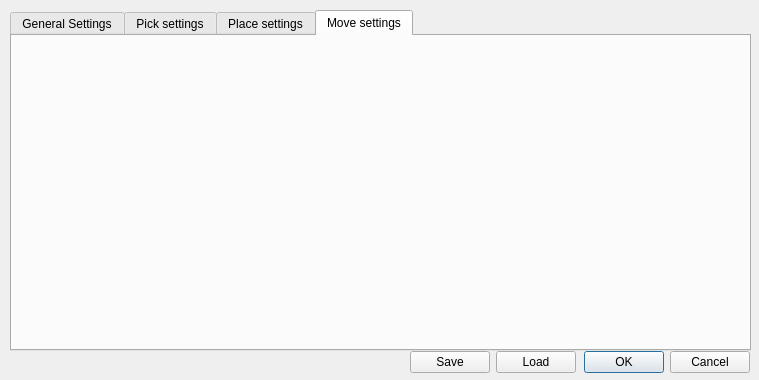
Qt form ui/rrtconnectdialog.ui (zohannn/motion_manager) before a commit.
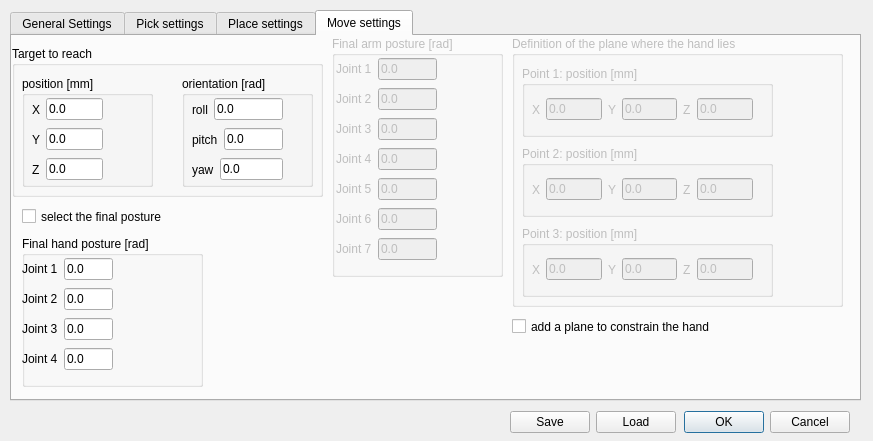
The same form after that commit. The open tabs and pages were chosen to show the change.

The edit to the form file:
```diff
--- a/ui/rrtconnectdialog.ui
+++ b/ui/rrtconnectdialog.ui
@@ -6,8 +6,8 @@
    <rect>
     <x>0</x>
     <y>0</y>
-    <width>759</width>
-    <height>380</height>
+    <width>873</width>
+    <height>441</height>
    </rect>
   </property>
   <property name="windowTitle">
@@ -18,8 +18,8 @@
     <rect>
      <x>10</x>
      <y>10</y>
-     <width>741</width>
-     <height>341</height>
+     <width>851</width>
+     <height>391</height>
     </rect>
    </property>
    <property name="currentIndex">
@@ -686,13 +686,738 @@
     <attribute name="title">
      <string>Move settings</string>
     </attribute>
+    <widget class="QCheckBox" name="checkBox_add_plane">
+     <property name="geometry">
+      <rect>
+       <x>500</x>
+       <y>280</y>
+       <width>241</width>
+       <height>21</height>
+      </rect>
+     </property>
+     <property name="text">
+      <string>add a plane to constrain the hand  </string>
+     </property>
+    </widget>
+    <widget class="QGroupBox" name="groupBox_final_arm">
+     <property name="enabled">
+      <bool>false</bool>
+     </property>
+     <property name="geometry">
+      <rect>
+       <x>320</x>
+       <y>0</y>
+       <width>171</width>
+       <height>241</height>
+      </rect>
+     </property>
+     <property name="title">
+      <string>Final arm posture [rad]</string>
+     </property>
+     <widget class="QWidget" name="layoutWidget_2">
+      <property name="geometry">
+       <rect>
+        <x>4</x>
+        <y>20</y>
+        <width>101</width>
+        <height>213</height>
+       </rect>
+      </property>
+      <layout class="QVBoxLayout" name="verticalLayout_6">
+       <item>
+        <layout class="QHBoxLayout" name="horizontalLayout_46">
+         <item>
+          <widget class="QLabel" name="label_131">
+           <property name="text">
+            <string>Joint 1</string>
+           </property>
+          </widget>
+         </item>
+         <item>
+          <widget class="QLineEdit" name="lineEdit_final_arm_1">
+           <property name="text">
+            <string>0.0</string>
+           </property>
+          </widget>
+         </item>
+        </layout>
+       </item>
+       <item>
+        <layout class="QHBoxLayout" name="horizontalLayout_45">
+         <item>
+          <widget class="QLabel" name="label_132">
+           <property name="text">
+            <string>Joint 2</string>
+           </property>
+          </widget>
+         </item>
+         <item>
+          <widget class="QLineEdit" name="lineEdit_final_arm_2">
+           <property name="text">
+            <string>0.0</string>
+           </property>
+          </widget>
+         </item>
+        </layout>
+       </item>
+       <item>
+        <layout class="QHBoxLayout" name="horizontalLayout_44">
+         <item>
+          <widget class="QLabel" name="label_133">
+           <property name="text">
+            <string>Joint 3</string>
+           </property>
+          </widget>
+         </item>
+         <item>
+          <widget class="QLineEdit" name="lineEdit_final_arm_3">
+           <property name="text">
+            <string>0.0</string>
+           </property>
+          </widget>
+         </item>
+        </layout>
+       </item>
+       <item>
+        <layout class="QHBoxLayout" name="horizontalLayout_28">
+         <item>
+          <widget class="QLabel" name="label_134">
+           <property name="text">
+            <string>Joint 4</string>
+           </property>
+          </widget>
+         </item>
+         <item>
+          <widget class="QLineEdit" name="lineEdit_final_arm_4">
+           <property name="text">
+            <string>0.0</string>
+           </property>
+          </widget>
+         </item>
+        </layout>
+       </item>
+       <item>
+        <layout class="QHBoxLayout" name="horizontalLayout_27">
+         <item>
+          <widget class="QLabel" name="label_135">
+           <property name="text">
+            <string>Joint 5</string>
+           </property>
+          </widget>
+         </item>
+         <item>
+          <widget class="QLineEdit" name="lineEdit_final_arm_5">
+           <property name="text">
+            <string>0.0</string>
+           </property>
+          </widget>
+         </item>
+        </layout>
+       </item>
+       <item>
+        <layout class="QHBoxLayout" name="horizontalLayout_25">
+         <item>
+          <widget class="QLabel" name="label_136">
+           <property name="text">
+            <string>Joint 6</string>
+           </property>
+          </widget>
+         </item>
+         <item>
+          <widget class="QLineEdit" name="lineEdit_final_arm_6">
+           <property name="text">
+            <string>0.0</string>
+           </property>
+          </widget>
+         </item>
+        </layout>
+       </item>
+       <item>
+        <layout class="QHBoxLayout" name="horizontalLayout_19">
+         <item>
+          <widget class="QLabel" name="label_137">
+           <property name="text">
+            <string>Joint 7</string>
+           </property>
+          </widget>
+         </item>
+         <item>
+          <widget class="QLineEdit" name="lineEdit_final_arm_7">
+           <property name="text">
+            <string>0.0</string>
+           </property>
+          </widget>
+         </item>
+        </layout>
+       </item>
+      </layout>
+     </widget>
+    </widget>
+    <widget class="QGroupBox" name="groupBox_plane">
+     <property name="enabled">
+      <bool>false</bool>
+     </property>
+     <property name="geometry">
+      <rect>
+       <x>500</x>
+       <y>0</y>
+       <width>331</width>
+       <height>271</height>
+      </rect>
+     </property>
+     <property name="title">
+      <string>Definition of the plane where the hand lies </string>
+     </property>
+     <widget class="QGroupBox" name="groupBox_plane_point_1">
+      <property name="geometry">
+       <rect>
+        <x>10</x>
+        <y>30</y>
+        <width>251</width>
+        <height>71</height>
+       </rect>
+      </property>
+      <property name="title">
+       <string>Point 1: position [mm]</string>
+      </property>
+      <widget class="QWidget" name="layoutWidget_3">
+       <property name="geometry">
+        <rect>
+         <x>10</x>
+         <y>30</y>
+         <width>221</width>
+         <height>27</height>
+        </rect>
+       </property>
+       <layout class="QHBoxLayout" name="horizontalLayout_62">
+        <item>
+         <layout class="QHBoxLayout" name="horizontalLayout_55">
+          <item>
+           <widget class="QLabel" name="label_147">
+            <property name="text">
+             <string>X</string>
+            </property>
+           </widget>
+          </item>
+          <item>
+           <widget class="QLineEdit" name="lineEdit_point_1_x">
+            <property name="text">
+             <string>0.0</string>
+            </property>
+           </widget>
+          </item>
+         </layout>
+        </item>
+        <item>
+         <layout class="QHBoxLayout" name="horizontalLayout_53">
+          <item>
+           <widget class="QLabel" name="label_141">
+            <property name="text">
+             <string>Y</string>
+            </property>
+           </widget>
+          </item>
+          <item>
+           <widget class="QLineEdit" name="lineEdit_point_1_y">
+            <property name="text">
+             <string>0.0</string>
+            </property>
+           </widget>
+          </item>
+         </layout>
+        </item>
+        <item>
+         <layout class="QHBoxLayout" name="horizontalLayout_54">
+          <item>
+           <widget class="QLabel" name="label_146">
+            <property name="text">
+             <string>Z</string>
+            </property>
+           </widget>
+          </item>
+          <item>
+           <widget class="QLineEdit" name="lineEdit_point_1_z">
+            <property name="text">
+             <string>0.0</string>
+            </property>
+           </widget>
+          </item>
+         </layout>
+        </item>
+       </layout>
+      </widget>
+     </widget>
+     <widget class="QGroupBox" name="groupBox_plane_point_2">
+      <property name="geometry">
+       <rect>
+        <x>10</x>
+        <y>110</y>
+        <width>251</width>
+        <height>71</height>
+       </rect>
+      </property>
+      <property name="title">
+       <string>Point 2: position [mm]</string>
+      </property>
+      <widget class="QWidget" name="layoutWidget_8">
+       <property name="geometry">
+        <rect>
+         <x>10</x>
+         <y>30</y>
+         <width>221</width>
+         <height>27</height>
+        </rect>
+       </property>
+       <layout class="QHBoxLayout" name="horizontalLayout_63">
+        <item>
+         <layout class="QHBoxLayout" name="horizontalLayout_56">
+          <item>
+           <widget class="QLabel" name="label_148">
+            <property name="text">
+             <string>X</string>
+            </property>
+           </widget>
+          </item>
+          <item>
+           <widget class="QLineEdit" name="lineEdit_point_2_x">
+            <property name="text">
+             <string>0.0</string>
+            </property>
+           </widget>
+          </item>
+         </layout>
+        </item>
+        <item>
+         <layout class="QHBoxLayout" name="horizontalLayout_57">
+          <item>
+           <widget class="QLabel" name="label_149">
+            <property name="text">
+             <string>Y</string>
+            </property>
+           </widget>
+          </item>
+          <item>
+           <widget class="QLineEdit" name="lineEdit_point_2_y">
+            <property name="text">
+             <string>0.0</string>
+            </property>
+           </widget>
+          </item>
+         </layout>
+        </item>
+        <item>
+         <layout class="QHBoxLayout" name="horizontalLayout_58">
+          <item>
+           <widget class="QLabel" name="label_150">
+            <property name="text">
+             <string>Z</string>
+            </property>
+           </widget>
+          </item>
+          <item>
+           <widget class="QLineEdit" name="lineEdit_point_2_z">
+            <property name="text">
+             <string>0.0</string>
+            </property>
+           </widget>
+          </item>
+         </layout>
+        </item>
+       </layout>
+      </widget>
+     </widget>
+     <widget class="QGroupBox" name="groupBox_plane_point_3">
+      <property name="geometry">
+       <rect>
+        <x>10</x>
+        <y>190</y>
+        <width>251</width>
+        <height>71</height>
+       </rect>
+      </property>
+      <property name="title">
+       <string>Point 3: position [mm]</string>
+      </property>
+      <widget class="QWidget" name="layoutWidget_9">
+       <property name="geometry">
+        <rect>
+         <x>10</x>
+         <y>30</y>
+         <width>221</width>
+         <height>27</height>
+        </rect>
+       </property>
+       <layout class="QHBoxLayout" name="horizontalLayout_64">
+        <item>
+         <layout class="QHBoxLayout" name="horizontalLayout_59">
+          <item>
+           <widget class="QLabel" name="label_151">
+            <property name="text">
+             <string>X</string>
+            </property>
+           </widget>
+          </item>
+          <item>
+           <widget class="QLineEdit" name="lineEdit_point_3_x">
+            <property name="text">
+             <string>0.0</string>
+            </property>
+           </widget>
+          </item>
+         </layout>
+        </item>
+        <item>
+         <layout class="QHBoxLayout" name="horizontalLayout_60">
+          <item>
+           <widget class="QLabel" name="label_152">
+            <property name="text">
+             <string>Y</string>
+            </property>
+           </widget>
+          </item>
+          <item>
+           <widget class="QLineEdit" name="lineEdit_point_3_y">
+            <property name="text">
+             <string>0.0</string>
+            </property>
+           </widget>
+          </item>
+         </layout>
+        </item>
+        <item>
+         <layout class="QHBoxLayout" name="horizontalLayout_61">
+          <item>
+           <widget class="QLabel" name="label_153">
+            <property name="text">
+             <string>Z</string>
+            </property>
+           </widget>
+          </item>
+          <item>
+           <widget class="QLineEdit" name="lineEdit_point_3_z">
+            <property name="text">
+             <string>0.0</string>
+            </property>
+           </widget>
+          </item>
+         </layout>
+        </item>
+       </layout>
+      </widget>
+     </widget>
+    </widget>
+    <widget class="QGroupBox" name="groupBox_target">
+     <property name="geometry">
+      <rect>
+       <x>0</x>
+       <y>10</y>
+       <width>311</width>
+       <height>151</height>
+      </rect>
+     </property>
+     <property name="title">
+      <string>Target to reach</string>
+     </property>
+     <widget class="QGroupBox" name="groupBox_target_pos">
+      <property name="geometry">
+       <rect>
+        <x>10</x>
+        <y>30</y>
+        <width>131</width>
+        <height>111</height>
+       </rect>
+      </property>
+      <property name="title">
+       <string>position [mm]</string>
+      </property>
+      <widget class="QWidget" name="layoutWidget_20">
+       <property name="geometry">
+        <rect>
+         <x>10</x>
+         <y>50</y>
+         <width>71</width>
+         <height>27</height>
+        </rect>
+       </property>
+       <layout class="QHBoxLayout" name="horizontalLayout_41">
+        <item>
+         <widget class="QLabel" name="label_128">
+          <property name="text">
+           <string>Y</string>
+          </property>
+         </widget>
+        </item>
+        <item>
+         <widget class="QLineEdit" name="lineEdit_target_y">
+          <property name="text">
+           <string>0.0</string>
+          </property>
+         </widget>
+        </item>
+       </layout>
+      </widget>
+      <widget class="QWidget" name="layoutWidget_21">
+       <property name="geometry">
+        <rect>
+         <x>10</x>
+         <y>80</y>
+         <width>71</width>
+         <height>27</height>
+        </rect>
+       </property>
+       <layout class="QHBoxLayout" name="horizontalLayout_42">
+        <item>
+         <widget class="QLabel" name="label_129">
+          <property name="text">
+           <string>Z</string>
+          </property>
+         </widget>
+        </item>
+        <item>
+         <widget class="QLineEdit" name="lineEdit_target_z">
+          <property name="text">
+           <string>0.0</string>
+          </property>
+         </widget>
+        </item>
+       </layout>
+      </widget>
+      <widget class="QWidget" name="layoutWidget_eng_tol_pos_7">
+       <property name="geometry">
+        <rect>
+         <x>10</x>
+         <y>20</y>
+         <width>71</width>
+         <height>27</height>
+        </rect>
+       </property>
+       <layout class="QHBoxLayout" name="horizontalLayout_43">
+        <item>
+         <widget class="QLabel" name="label_130">
+          <property name="text">
+           <string>X</string>
+          </property>
+         </widget>
+        </item>
+        <item>
+         <widget class="QLineEdit" name="lineEdit_target_x">
+          <property name="text">
+           <string>0.0</string>
+          </property>
+         </widget>
+        </item>
+       </layout>
+      </widget>
+     </widget>
+     <widget class="QGroupBox" name="groupBox_target_orientation">
+      <property name="geometry">
+       <rect>
+        <x>170</x>
+        <y>30</y>
+        <width>131</width>
+        <height>111</height>
+       </rect>
+      </property>
+      <property name="title">
+       <string>orientation [rad]</string>
+      </property>
+      <widget class="QWidget" name="layoutWidget_22">
+       <property name="geometry">
+        <rect>
+         <x>10</x>
+         <y>50</y>
+         <width>91</width>
+         <height>27</height>
+        </rect>
+       </property>
+       <layout class="QHBoxLayout" name="horizontalLayout_50">
+        <item>
+         <widget class="QLabel" name="label_138">
+          <property name="text">
+           <string>pitch</string>
+          </property>
+         </widget>
+        </item>
+        <item>
+         <widget class="QLineEdit" name="lineEdit_target_pitch">
+          <property name="text">
+           <string>0.0</string>
+          </property>
+         </widget>
+        </item>
+       </layout>
+      </widget>
+      <widget class="QWidget" name="layoutWidget_23">
+       <property name="geometry">
+        <rect>
+         <x>10</x>
+         <y>80</y>
+         <width>91</width>
+         <height>27</height>
+        </rect>
+       </property>
+       <layout class="QHBoxLayout" name="horizontalLayout_51">
+        <item>
+         <widget class="QLabel" name="label_139">
+          <property name="text">
+           <string>yaw</string>
+          </property>
+         </widget>
+        </item>
+        <item>
+         <widget class="QLineEdit" name="lineEdit_target_yaw">
+          <property name="text">
+           <string>0.0</string>
+          </property>
+         </widget>
+        </item>
+       </layout>
+      </widget>
+      <widget class="QWidget" name="layoutWidget_eng_tol_pos_8">
+       <property name="geometry">
+        <rect>
+         <x>10</x>
+         <y>20</y>
+         <width>91</width>
+         <height>27</height>
+        </rect>
+       </property>
+       <layout class="QHBoxLayout" name="horizontalLayout_52">
+        <item>
+         <widget class="QLabel" name="label_140">
+          <property name="text">
+           <string>roll</string>
+          </property>
+         </widget>
+        </item>
+        <item>
+         <widget class="QLineEdit" name="lineEdit_target_roll">
+          <property name="text">
+           <string>0.0</string>
+          </property>
+         </widget>
+        </item>
+       </layout>
+      </widget>
+     </widget>
+    </widget>
+    <widget class="QGroupBox" name="groupBox_final_hand">
+     <property name="geometry">
+      <rect>
+       <x>10</x>
+       <y>200</y>
+       <width>181</width>
+       <height>151</height>
+      </rect>
+     </property>
+     <property name="title">
+      <string>Final hand posture [rad]</string>
+     </property>
+     <widget class="QWidget" name="layoutWidget_4">
+      <property name="geometry">
+       <rect>
+        <x>0</x>
+        <y>20</y>
+        <width>91</width>
+        <height>120</height>
+       </rect>
+      </property>
+      <layout class="QVBoxLayout" name="verticalLayout_38">
+       <item>
+        <layout class="QHBoxLayout" name="horizontalLayout_49">
+         <item>
+          <widget class="QLabel" name="label_142">
+           <property name="text">
+            <string>Joint 1</string>
+           </property>
+          </widget>
+         </item>
+         <item>
+          <widget class="QLineEdit" name="lineEdit_final_hand_1">
+           <property name="text">
+            <string>0.0</string>
+           </property>
+          </widget>
+         </item>
+        </layout>
+       </item>
+       <item>
+        <layout class="QHBoxLayout" name="horizontalLayout_48">
+         <item>
+          <widget class="QLabel" name="label_143">
+           <property name="text">
+            <string>Joint 2</string>
+           </property>
+          </widget>
+         </item>
+         <item>
+          <widget class="QLineEdit" name="lineEdit_final_hand_2">
+           <property name="text">
+            <string>0.0</string>
+           </property>
+          </widget>
+         </item>
+        </layout>
+       </item>
+       <item>
+        <layout class="QHBoxLayout" name="horizontalLayout_47">
+         <item>
+          <widget class="QLabel" name="label_144">
+           <property name="text">
+            <string>Joint 3</string>
+           </property>
+          </widget>
+         </item>
+         <item>
+          <widget class="QLineEdit" name="lineEdit_final_hand_3">
+           <property name="text">
+            <string>0.0</string>
+           </property>
+          </widget>
+         </item>
+        </layout>
+       </item>
+       <item>
+        <layout class="QHBoxLayout" name="horizontalLayout_26">
+         <item>
+          <widget class="QLabel" name="label_145">
+           <property name="text">
+            <string>Joint 4</string>
+           </property>
+          </widget>
+         </item>
+         <item>
+          <widget class="QLineEdit" name="lineEdit_final_hand_4">
+           <property name="text">
+            <string>0.0</string>
+           </property>
+          </widget>
+         </item>
+        </layout>
+       </item>
+      </layout>
+     </widget>
+    </widget>
+    <widget class="QCheckBox" name="checkBox_sel_final_posture">
+     <property name="geometry">
+      <rect>
+       <x>10</x>
+       <y>170</y>
+       <width>211</width>
+       <height>21</height>
+      </rect>
+     </property>
+     <property name="text">
+      <string>select the final posture</string>
+     </property>
+    </widget>
    </widget>
   </widget>
   <widget class="QWidget" name="layoutWidget">
    <property name="geometry">
     <rect>
-     <x>410</x>
-     <y>350</y>
+     <x>510</x>
+     <y>410</y>
      <width>340</width>
      <height>25</height>
     </rect>
```
